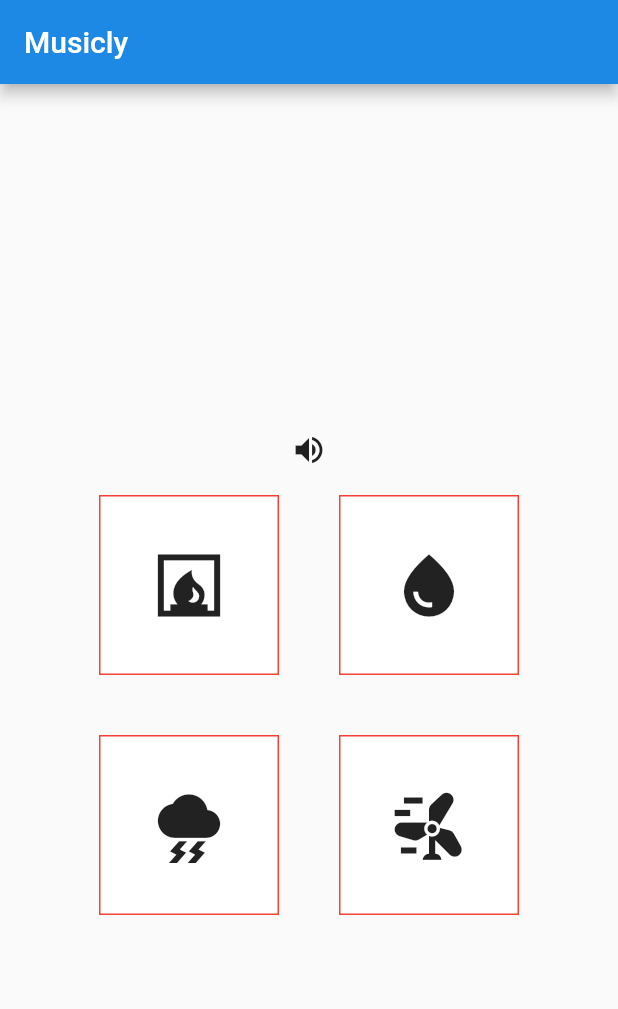
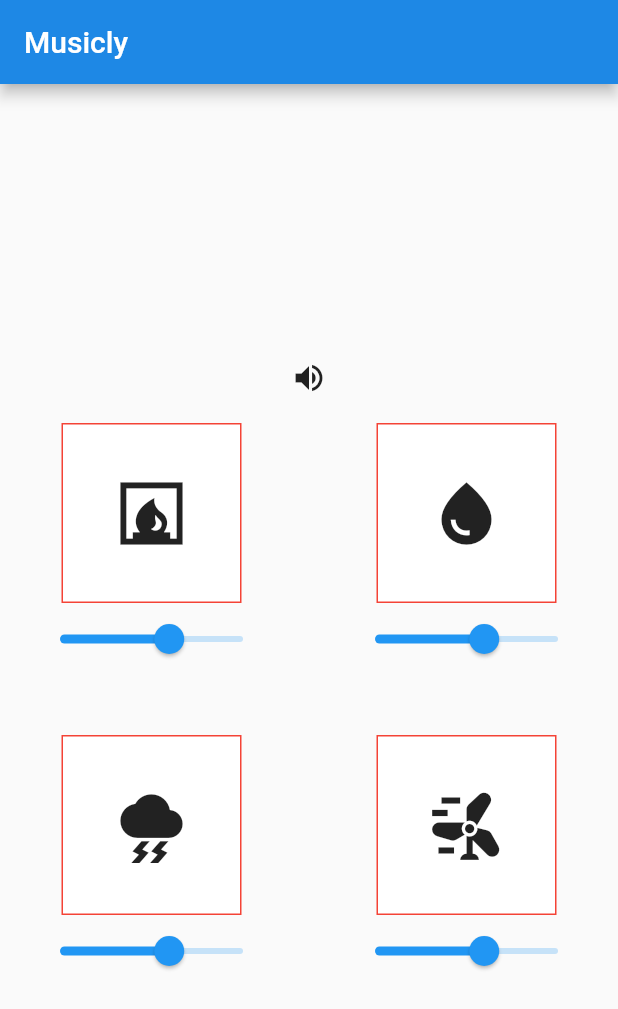
Before and after one commit to saru2020/Musicly_Flutter, a Flutter app: the screen it shows after launch, on a phone screen of 412 x 824 dp. Shown: the top 1009 px of the screen. Run offline on Flutter 3.47's test engine with Material 2 defaults, Android fonts, the phone set to English and light mode, and no system bars; our stand-ins replace audioplayers.

Commit message:
added volume slider for each soundbox, ui layout fixes, added screenshots, updated README

```diff
--- a/musicly/lib/soundbox.dart
+++ b/musicly/lib/soundbox.dart
@@ -4,6 +4,7 @@ import 'package:audioplayers/audioplayers.dart';
 
 class SoundBox extends StatefulWidget {
   late Data data;
+  double currentSliderValue = 60;
   bool isPlaying = false;
   final player = AudioPlayer();
 
@@ -35,9 +36,13 @@ class _SoundBoxState extends State<SoundBox> {
     refresh();
   }
 
+  Future<void> updateVolume() async {
+    return await widget.player.setVolume(widget.currentSliderValue / 100);
+  }
+
   Color myColor() {
     if (widget.isPlaying) {
-      return Colors.green;
+      return Colors.red;
     } else {
       return Colors.white;
     }
@@ -50,12 +55,12 @@ class _SoundBoxState extends State<SoundBox> {
   @override
   Widget build(BuildContext context) {
     return Center(
-      child: GestureDetector(
+      child: Column(
+        children: [
+          GestureDetector(
               onTap: () {
                 print("container clicked");
                 play();
-            // refresh();
-            // setState(() {}); //this piece of code refreshes the current component
               },
               child: Container(
                   width: 120,
@@ -63,6 +68,31 @@ class _SoundBoxState extends State<SoundBox> {
                   decoration: BoxDecoration(
                       border: Border.all(color: Colors.red), color: myColor()),
                   child: widget.data.icon())),
+          Container(
+            width: 170,
+            child: Slider(
+              value: widget.currentSliderValue,
+              max: 100,
+              divisions: 100,
+              label: widget.currentSliderValue.round().toString(),
+              onChanged: (double value) {
+                setState(() {
+                  widget.currentSliderValue = value;
+                  // widget.onVolumeSliderChange();
+                  // updateVolume();
+                  updateVolume()
+                      .then((success) {})
+                      .catchError((e) {})
+                      .whenComplete(() {
+                    print("slider value changed");
+                    print(widget.currentSliderValue.round());
+                  });
+                });
+              },
+            ),
+          ),
+        ],
+      ),
     );
   }
 }
```
Also changed, not shown: musicly/app_screenshots/Musicly_FlutterApp_on_Chrome.png (added), musicly/app_screenshots/Musicly_FlutterApp_on_iOS_Simulator.png (added), musicly/app_screenshots/Musicly_FlutterApp_on_macOS.png (added), 1 other file. Lines whose indentation alone changed are shown as unchanged.
